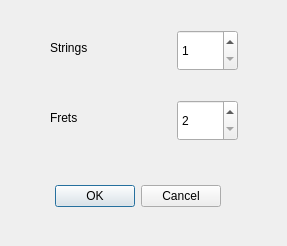
sdutz/LazyTabs, file settingsdlg.ui: the form before one commit.
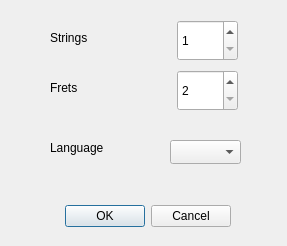
The form after the commit. Icons and pictures are not drawn.

Commit message: Added multiple languages support

Diff of the .ui file:
```diff
--- a/settingsdlg.ui
+++ b/settingsdlg.ui
@@ -23,8 +23,8 @@
   <widget class="QDialogButtonBox" name="buttonBox">
    <property name="geometry">
     <rect>
-     <x>50</x>
-     <y>180</y>
+     <x>60</x>
+     <y>200</y>
      <width>171</width>
      <height>32</height>
     </rect>
@@ -40,7 +40,7 @@
    <property name="geometry">
     <rect>
      <x>177</x>
-     <y>30</y>
+     <y>20</y>
      <width>61</width>
      <height>41</height>
     </rect>
@@ -53,7 +53,7 @@
    <property name="geometry">
     <rect>
      <x>50</x>
-     <y>40</y>
+     <y>30</y>
      <width>60</width>
      <height>16</height>
     </rect>
@@ -66,7 +66,7 @@
    <property name="geometry">
     <rect>
      <x>177</x>
-     <y>100</y>
+     <y>70</y>
      <width>61</width>
      <height>41</height>
     </rect>
@@ -82,7 +82,7 @@
    <property name="geometry">
     <rect>
      <x>50</x>
-     <y>110</y>
+     <y>80</y>
      <width>60</width>
      <height>16</height>
     </rect>
@@ -91,6 +91,29 @@
     <string>Frets</string>
    </property>
   </widget>
+  <widget class="QComboBox" name="langCmb">
+   <property name="geometry">
+    <rect>
+     <x>170</x>
+     <y>140</y>
+     <width>71</width>
+     <height>24</height>
+    </rect>
+   </property>
+  </widget>
+  <widget class="QLabel" name="langsl">
+   <property name="geometry">
+    <rect>
+     <x>50</x>
+     <y>140</y>
+     <width>60</width>
+     <height>16</height>
+    </rect>
+   </property>
+   <property name="text">
+    <string>Language</string>
+   </property>
+  </widget>
  </widget>
  <resources>
   <include location="lazytabs.qrc"/>
```
The commit also changes 10 other files.
